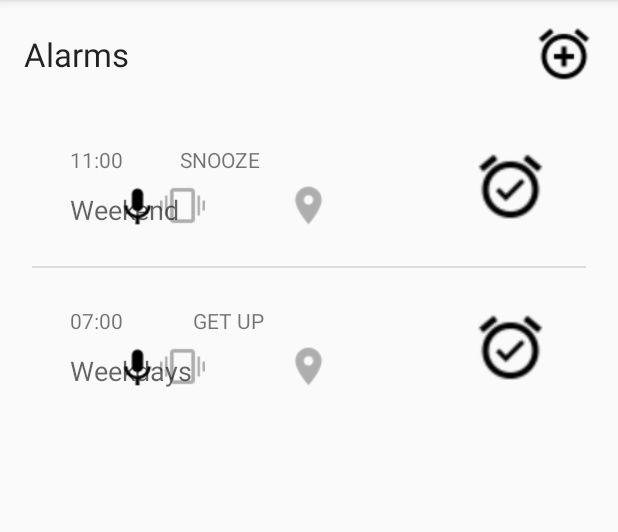
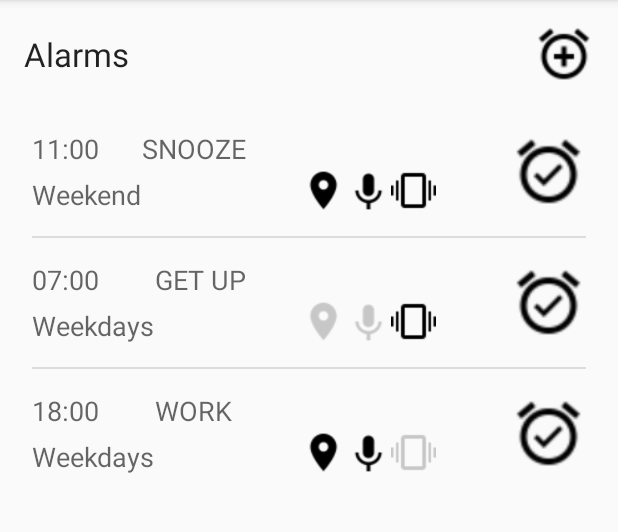
Before and after one commit to ShaneGalvin1/GetMeUp, an Android app: the screen it shows after launch (AlarmListActivity), on a phone screen of 412 x 824 dp, the part 84-616 px from its top. Run offline under Robolectric (Android 15) with nearby library versions, the phone set to English and light mode, and no system bars.

Commit message:
Fixed image bug Changed opacity of images not selected

```diff
--- a/app/src/main/java/com/example/shane/getmeup/AlarmListActivity.java
+++ b/app/src/main/java/com/example/shane/getmeup/AlarmListActivity.java
@@ -35,10 +35,13 @@ public class AlarmListActivity extends AppCompatActivity {
         title.setText("Alarms");
         add = (ImageButton) findViewById(R.id.addAlarm);
 
-        Alarm a = new Alarm("SNOOZE", "Weekend", "11:00", true, false, true, true);
-        Alarm b = new Alarm("GET UP", "Weekdays", "07:00", false, false, true, true);
+        Alarm a = new Alarm("SNOOZE", "Weekend", "11:00", true, true, true, true);
+        Alarm b = new Alarm("GET UP", "Weekdays", "07:00", true, false, true, false);
+        Alarm c = new Alarm("WORK", "Weekdays", "18:00", false, true, false, true);
+
         alarmList.add(a);
         alarmList.add(b);
+        alarmList.add(c);
         listView = (ListView) findViewById(R.id.listView);
         adapter = new CustomListAdapter(this, alarmList);
         listView.setAdapter(adapter);
--- a/app/src/main/java/com/example/shane/getmeup/CustomListAdapter.java
+++ b/app/src/main/java/com/example/shane/getmeup/CustomListAdapter.java
@@ -75,15 +75,27 @@ public class CustomListAdapter extends BaseAdapter {
 
         if(!a.getWalk())
         {
-            gps.setAlpha(((float) 0.3));
+            gps.setAlpha(((float) 0.2));
+        }
+        else
+        {
+            gps.setAlpha(((float) 1.0));
         }
         if(!a.getShake())
         {
-            shake.setAlpha(((float) 0.3));
+            shake.setAlpha(((float) 0.2));
+        }
+        else
+        {
+            shake.setAlpha(((float) 1.0));
         }
         if(!a.getSpeak())
         {
-            speak.setAlpha(((float) 0.3));
+            speak.setAlpha(((float) 0.2));
+        }
+        else
+        {
+            speak.setAlpha(((float) 1.0));
         }
 
 
--- a/app/src/main/res/layout/row_alarm.xml
+++ b/app/src/main/res/layout/row_alarm.xml
@@ -8,14 +8,14 @@
         android:layout_height="wrap_content"
         android:background="@drawable/row_selector"
         android:orientation="horizontal"
-        android:layout_margin="10dp"
-        android:padding="15dip">
+        android:paddingTop="15dip"
+        android:paddingBottom="15dip">
 
 
         <TextView
             android:layout_width="wrap_content"
             android:layout_height="wrap_content"
-            android:textAppearance="?android:attr/textAppearanceSmall"
+            android:textAppearance="?android:attr/textAppearanceMedium"
             android:text="Small Text"
             android:id="@+id/time" />
 
@@ -31,7 +31,7 @@
         <TextView
             android:layout_width="wrap_content"
             android:layout_height="wrap_content"
-            android:textAppearance="?android:attr/textAppearanceSmall"
+            android:textAppearance="?android:attr/textAppearanceMedium"
             android:text="Small Text"
             android:id="@+id/name"
             android:layout_alignParentTop="true"
@@ -43,31 +43,32 @@
             android:id="@+id/alarmButton"
             android:layout_centerVertical="true"
             android:layout_alignParentEnd="true"
-            android:layout_marginLeft="30dp"
             android:background="@drawable/alarm_on"/>
 
         <ImageView
             android:layout_width="30dp"
             android:layout_height="30dp"
             android:id="@+id/gpsIcon"
-            android:layout_centerHorizontal="true"
+            android:layout_toStartOf="@+id/speakIcon"
             android:layout_marginTop="25dp"
             android:background="@drawable/gps"/>
 
         <ImageView
-        android:layout_width="30dp"
-        android:layout_height="30dp"
-        android:id="@+id/speakIcon"
-        android:layout_alignTop="@+id/gpsIcon"
-        android:layout_toEndOf="@+id/gpsIcon"
-        android:background="@drawable/mic"/>
+            android:layout_width="30dp"
+            android:layout_height="30dp"
+            android:id="@+id/speakIcon"
+            android:layout_marginTop="25dp"
+
+            android:layout_toStartOf="@+id/shakeIcon"
+            android:background="@drawable/mic"/>
 
         <ImageView
             android:layout_width="30dp"
             android:layout_height="30dp"
             android:id="@+id/shakeIcon"
-            android:layout_alignTop="@+id/speakIcon"
-            android:layout_toEndOf="@+id/speakIcon"
+            android:layout_marginTop="25dp"
+            android:layout_marginRight="50dp"
+            android:layout_toStartOf="@+id/alarmButton"
             android:background="@drawable/shake"/>
     </RelativeLayout>
 
```
